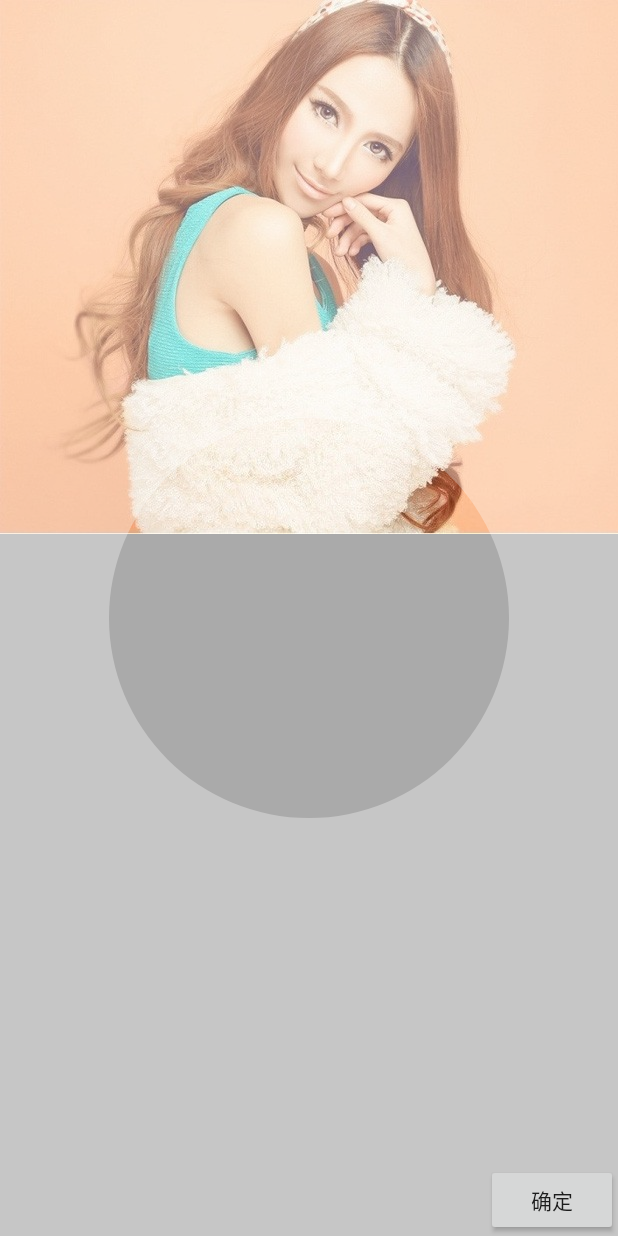
After one commit to Cheney2006/MyAndroid, an Android app: the CutPicActivity screen opened directly, with no data from a screen before it, on a phone screen of 412 x 824 dp. The commit adds this screen. Run offline under Robolectric (Android 15) with nearby library versions, the phone set to English and light mode, and no system bars.

```diff
--- a/app/src/main/AndroidManifest.xml
+++ b/app/src/main/AndroidManifest.xml
@@ -72,6 +72,8 @@
         <activity android:name=".activity.MyPinnedHeaderListViewActivity" />
         <activity android:name=".activity.CustomViewActivity" />
         <activity android:name=".activity.CircleViewActivity" />
+        <activity android:name=".activity.MyImageCutActivity" />
+        <activity android:name=".activity.CutPicActivity" />
 
         <service
             android:name="com.baidu.location.f"
--- /dev/null
+++ b/app/src/main/java/com/keertech/myandroid/activity/CutPicActivity.java
@@ -0,0 +1,38 @@
+package com.keertech.myandroid.activity;
+
+
+import android.app.Activity;
+import android.graphics.Bitmap;
+import android.os.Bundle;
+import android.view.View;
+import android.view.View.OnClickListener;
+
+import com.keertech.myandroid.R;
+import com.keertech.myandroid.view.ImageCut;
+import com.yftools.ViewUtil;
+import com.yftools.view.annotation.ViewInject;
+import com.yftools.view.annotation.event.OnClick;
+
+public class CutPicActivity extends Activity implements OnClickListener {
+
+    @ViewInject(R.id.cut_pic_view)
+	private ImageCut imageCut;
+	public static Bitmap bitmap;
+
+	@Override
+	protected void onCreate(Bundle savedInstanceState) {
+		super.onCreate(savedInstanceState);
+		setContentView(R.layout.activity_cut_pic);
+        ViewUtil.inject(this);
+	}
+
+
+
+	@OnClick(R.id.btn_done)
+	public void onClick(View v) {
+        bitmap = imageCut.onClip();
+        setResult(0);
+        finish();
+	}
+
+}
--- a/app/src/main/java/com/keertech/myandroid/activity/MyActivity.java
+++ b/app/src/main/java/com/keertech/myandroid/activity/MyActivity.java
@@ -38,6 +38,8 @@ public class MyActivity extends AbstractBarActivity {
         //TODO android-pulltorefresh   https://github.com/Trinea/android-open-project，上面ViewPage,下面ListView
         //TODO View绘制
         //TODO PinnedHeaderListView
+        //TODO 圆形裁剪
+        //TODO 上滑引导动画
         myMenuItemList = new ArrayList<MyMenuItem>();
         myMenuItemList.add(new MyMenuItem("校验控件", LoginActivity.class));
         myMenuItemList.add(new MyMenuItem("进度ActionBar", MyProgressBarActivity.class));
@@ -55,6 +57,7 @@ public class MyActivity extends AbstractBarActivity {
         myMenuItemList.add(new MyMenuItem("PinnedHeaderListView使用", MyPinnedHeaderListViewActivity.class));
         myMenuItemList.add(new MyMenuItem("VIEW绘制", CustomViewActivity.class));
         myMenuItemList.add(new MyMenuItem("圆角头像", CircleViewActivity.class));
+        myMenuItemList.add(new MyMenuItem("圆形头像裁剪", MyImageCutActivity.class));
         listView.setAdapter(new MenuAdapter(mContext, myMenuItemList));
 
     }
--- a/app/src/main/java/com/keertech/myandroid/adapter/CitySectionedAdapter.java
+++ b/app/src/main/java/com/keertech/myandroid/adapter/CitySectionedAdapter.java
@@ -30,13 +30,11 @@ public class CitySectionedAdapter extends SectionedBaseAdapter {
 
     @Override
     public Object getItem(int section, int position) {
-        // TODO Auto-generated method stub
-        return null;
+        return itemList != itemList.get(section).get(position) ? sectionList.size() : null;
     }
 
     @Override
     public long getItemId(int section, int position) {
-        // TODO Auto-generated method stub
         return 0;
     }
 
@@ -61,6 +59,7 @@ public class CitySectionedAdapter extends SectionedBaseAdapter {
         } else {
             viewHolder = (ViewHolder) convertView.getTag();
         }
+        viewHolder.title_tv.setText(itemList.get(section).get(position).name);
         return convertView;
     }
 
@@ -75,6 +74,7 @@ public class CitySectionedAdapter extends SectionedBaseAdapter {
         } else {
             viewHolder = (ViewHolder) convertView.getTag();
         }
+        viewHolder.title_tv.setText(sectionList.get(section).getString("FIRST_LETTER"));
         return convertView;
     }
 
--- a/app/src/main/java/com/keertech/myandroid/application/BaseApplication.java
+++ b/app/src/main/java/com/keertech/myandroid/application/BaseApplication.java
@@ -47,7 +47,7 @@ public abstract class BaseApplication extends Application {
         context = getApplicationContext();
         LogUtil.customTagPrefix = LOG_PREFIX;
         if (isLogOutFile) {
-            PrintToFileLogger.setLogFileName(StorageUtil.getDiskCacheDir(context, "log") + File.separator + LOG_PREFIX);
+            PrintToFileLogger.setLogFilePath(StorageUtil.getDiskCacheDir(context, "log") + File.separator + LOG_PREFIX);
             LogUtil.addLogger(new PrintToFileLogger());
         }
         LogUtil.setLogLevel(LogUtil.DEBUG);
--- /dev/null
+++ b/app/src/main/java/com/keertech/myandroid/view/ImageCut.java
@@ -0,0 +1,97 @@
+package com.keertech.myandroid.view;
+
+import android.annotation.SuppressLint;
+import android.content.Context;
+import android.graphics.Bitmap;
+import android.graphics.Bitmap.Config;
+import android.graphics.Canvas;
+import android.graphics.Color;
+import android.graphics.Paint;
+import android.graphics.PorterDuff;
+import android.graphics.PorterDuffXfermode;
+import android.graphics.Rect;
+import android.graphics.RectF;
+import android.graphics.Xfermode;
+import android.util.AttributeSet;
+import android.view.MotionEvent;
+
+import com.keertech.myandroid.R;
+
+public class ImageCut extends MyImageView {
+
+    private Paint paint_rect = new Paint();
+    private final int mRadius = 200;
+    private Xfermode cur_xfermode;
+    private Rect r;
+    private RectF rf;
+    private boolean isToCutImage = false;
+
+    public ImageCut(Context context, AttributeSet attrs) {
+        super(context, attrs);
+        // paint.setColor(Color.BLUE);
+        paint_rect.setColor(getResources().getColor(R.color.color_cut_bg));
+        paint_rect.setAntiAlias(true);
+        cur_xfermode = new PorterDuffXfermode(PorterDuff.Mode.DST_OUT);
+    }
+
+    @SuppressLint("ClickableViewAccessibility")
+    @Override
+    public boolean onTouchEvent(MotionEvent event) {
+
+        return super.onTouchEvent(event);
+    }
+
+    @SuppressLint("DrawAllocation")
+    @Override
+    protected void onDraw(Canvas canvas) {
+        super.onDraw(canvas);
+
+        if (isToCutImage)
+            return;
+
+        if (rf == null || rf.isEmpty()) {
+            r = new Rect(0, 0, getWidth(), getHeight());
+            rf = new RectF(r);
+        }
+        // 在imageview上面画入背景和 圆形
+        int sc = canvas.saveLayer(rf, null, Canvas.MATRIX_SAVE_FLAG
+                | Canvas.CLIP_SAVE_FLAG | Canvas.HAS_ALPHA_LAYER_SAVE_FLAG
+                | Canvas.FULL_COLOR_LAYER_SAVE_FLAG
+                | Canvas.CLIP_TO_LAYER_SAVE_FLAG | Canvas.ALL_SAVE_FLAG);
+        paint_rect.setColor(getResources().getColor(R.color.color_cut_bg));
+        canvas.drawRect(r, paint_rect);
+        paint_rect.setXfermode(cur_xfermode);
+        paint_rect.setColor(Color.WHITE);
+        canvas.drawCircle(getWidth() / 2, getHeight() / 2, mRadius, paint_rect);
+        canvas.restoreToCount(sc);
+        paint_rect.setXfermode(null);
+    }
+
+    public Bitmap onClip() {
+        // 获取imageview的bitmap
+        // 为了不带半透明的背景，从新刷新下imageview 好获干净的位图 然后截取
+        Paint paint = new Paint();
+        isToCutImage = true;
+        invalidate();
+        setDrawingCacheEnabled(true);
+        Bitmap bitmap = getDrawingCache().copy(getDrawingCache().getConfig(),
+                false);
+        setDrawingCacheEnabled(false);
+        // 创建你要截取的位图 这个代码大家估计都非常熟悉
+        Bitmap bitmap2 = Bitmap.createBitmap(2 * mRadius, 2 * mRadius,
+                Config.ARGB_8888);
+        Canvas canvas = new Canvas(bitmap2);
+
+        // 其实qq窃取的照片是方形的 不是圆形的 如果你要圆形的 ，可以再代码中加入
+//		canvas.drawRoundRect(new RectF(0, 0, 2 * mRadius, 2 * mRadius),
+//				mRadius, mRadius, paint);
+//		paint.setXfermode(new PorterDuffXfermode(Mode.SRC_IN));
+        RectF dst = new RectF(-bitmap.getWidth() / 2 + mRadius, -getHeight()
+                / 2 + mRadius, bitmap.getWidth() - bitmap.getWidth() / 2
+                + mRadius, getHeight() - getHeight() / 2 + mRadius);
+        canvas.drawBitmap(bitmap, null, dst, paint);
+        isToCutImage = false;
+        return bitmap2;
+    }
+
+}
--- /dev/null
+++ b/app/src/main/java/com/keertech/myandroid/view/MyImageView.java
@@ -0,0 +1,190 @@
+package com.keertech.myandroid.view;
+
+import android.annotation.SuppressLint;
+import android.content.Context;
+import android.graphics.Bitmap;
+import android.graphics.Matrix;
+import android.graphics.PointF;
+import android.graphics.RectF;
+import android.graphics.drawable.BitmapDrawable;
+import android.util.AttributeSet;
+import android.util.FloatMath;
+import android.view.MotionEvent;
+import android.view.View;
+import android.widget.ImageView;
+/**
+ * 次ImageView来自网络 很多这样的
+ * @author Admin
+ *
+ */
+public class MyImageView extends ImageView{
+    Matrix matrix = new Matrix();
+    Matrix savedMatrix = new Matrix();
+    /**位图对象*/
+    private Bitmap bitmap = null;
+    /** 屏幕的分辨率*/
+    //private DisplayMetrics dm;
+
+    /** 最小缩放比例*/
+    float minScaleR = 1.0f;
+
+    /** 最大缩放比例*/
+    static final float MAX_SCALE = 15f;
+
+    /** 初始状态*/
+    static final int NONE = 0;
+    /** 拖动*/
+    static final int DRAG = 1;
+    /** 缩放*/
+    static final int ZOOM = 2;
+
+    /** 当前模式*/
+    int mode = NONE;
+
+    /** 存储float类型的x，y值，就是你点下的坐标的X和Y*/
+    PointF prev = new PointF();
+    PointF mid = new PointF();
+    float dist = 1f;
+
+    public MyImageView(Context context) {
+        super(context);
+        setupView();
+    }
+
+    public MyImageView(Context context, AttributeSet attrs) {
+        super(context, attrs);
+        setupView();
+    }
+
+
+    @SuppressLint("ClickableViewAccessibility")
+    public void setupView(){
+        //获取屏幕分辨率,需要根据分辨率来使用图片居中
+        //dm = context.getResources().getDisplayMetrics();
+
+        //根据MyImageView来获取bitmap对象
+        BitmapDrawable bd = (BitmapDrawable)this.getDrawable();
+        if(bd != null){
+            bitmap = bd.getBitmap();
+        }
+
+        //设置ScaleType为ScaleType.MATRIX，这一步很重要
+        this.setScaleType(ScaleType.MATRIX);
+        this.setImageBitmap(bitmap);
+
+        //bitmap为空就不调用center函数
+        if(bitmap != null){
+            center(true, true);
+        }
+        this.setImageMatrix(matrix);
+        this.setOnTouchListener(new OnTouchListener() {
+            @Override
+            public boolean onTouch(View v, MotionEvent event) {
+                switch (event.getAction() & MotionEvent.ACTION_MASK) {
+                    // 主点按下
+                    case MotionEvent.ACTION_DOWN:
+                        savedMatrix.set(matrix);
+                        prev.set(event.getX(), event.getY());
+                        mode = DRAG;
+                        break;
+                    // 副点按下
+                    case MotionEvent.ACTION_POINTER_DOWN:
+                        dist = spacing(event);
+                        // 如果连续两点距离大于10，则判定为多点模式
+                        if (spacing(event) > 10f) {
+                            savedMatrix.set(matrix);
+                            midPoint(mid, event);
+                            mode = ZOOM;
+                        }
+                        break;
+                    case MotionEvent.ACTION_UP:{
+                        break;
+                    }
+                    case MotionEvent.ACTION_POINTER_UP:
+                        mode = NONE;
+                        //savedMatrix.set(matrix);
+                        break;
+                    case MotionEvent.ACTION_MOVE:
+                        if (mode == DRAG) {
+                            matrix.set(savedMatrix);
+                            matrix.postTranslate(event.getX() - prev.x, event.getY()
+                                    - prev.y);
+                        } else if (mode == ZOOM) {
+                            float newDist = spacing(event);
+                            if (newDist > 10f) {
+                                matrix.set(savedMatrix);
+                                float tScale = newDist / dist;
+                                matrix.postScale(tScale, tScale, mid.x, mid.y);
+                            }
+                        }
+                        break;
+                }
+                MyImageView.this.setImageMatrix(matrix);
+//			        CheckView();
+                invalidate();
+                return true;
+            }
+        });
+    }
+
+
+    /**
+     * 横向、纵向居中
+     */
+    protected void center(boolean horizontal, boolean vertical) {
+        Matrix m = new Matrix();
+        m.set(matrix);
+        RectF rect = new RectF(0, 0, bitmap.getWidth(), bitmap.getHeight());
+        m.mapRect(rect);
+
+        float height = rect.height();
+        float width = rect.width();
+
+        float deltaX = 0, deltaY = 0;
+
+        if (vertical) {
+            // 图片小于屏幕大小，则居中显示。大于屏幕，上方留空则往上移，下方留空则往下移
+            int screenHeight = getHeight();
+            if (height < screenHeight) {
+                deltaY = (screenHeight - height) / 2 - rect.top;
+            } else if (rect.top > 0) {
+                deltaY = -rect.top;
+            } else if (rect.bottom < screenHeight) {
+                deltaY = this.getHeight() - rect.bottom;
+            }
+        }
+
+        if (horizontal) {
+            int screenWidth = getWidth();
+            if (width < screenWidth) {
+                deltaX = (screenWidth - width) / 2 - rect.left;
+            } else if (rect.left > 0) {
+                deltaX = -rect.left;
+            } else if (rect.right < screenWidth) {
+                deltaX = screenWidth - rect.right;
+            }
+        }
+        matrix.postTranslate(deltaX, deltaY);
+    }
+
+
+
+
+    /**
+     * 两点的距离
+     */
+    private float spacing(MotionEvent event) {
+        float x = event.getX(0) - event.getX(1);
+        float y = event.getY(0) - event.getY(1);
+        return FloatMath.sqrt(x * x + y * y);
+    }
+
+    /**
+     * 两点的中点
+     */
+    private void midPoint(PointF point, MotionEvent event) {
+        float x = event.getX(0) + event.getX(1);
+        float y = event.getY(0) + event.getY(1);
+        point.set(x / 2, y / 2);
+    }
+}
--- /dev/null
+++ b/app/src/main/res/layout/activity_cut_pic.xml
@@ -0,0 +1,22 @@
+<RelativeLayout xmlns:android="http://schemas.android.com/apk/res/android"
+    xmlns:tools="http://schemas.android.com/tools"
+    android:layout_width="match_parent"
+    android:layout_height="match_parent"
+    tools:context=".CutPicActivity" >
+
+    <com.keertech.myandroid.view.ImageCut
+        android:id="@+id/cut_pic_view"
+        android:layout_width="match_parent"
+        android:layout_height="match_parent"
+        android:background="@android:color/darker_gray"
+        android:src="@drawable/circle_photo" />
+
+    <Button
+        android:id="@+id/btn_done"
+        android:layout_width="wrap_content"
+        android:layout_height="wrap_content"
+        android:layout_alignParentBottom="true"
+        android:layout_alignParentRight="true"
+        android:text="确定" />
+
+</RelativeLayout>
--- a/app/src/main/res/values/colors.xml
+++ b/app/src/main/res/values/colors.xml
@@ -11,4 +11,6 @@
     <color name="color_line">#D6D6D6</color>
     <color name="color_no_done">#C23535</color>
     <color name="color_blue">#5FB2F0</color>
+    <color name="color_letter_bg">#F0F0F0</color>
+    <color name="color_cut_bg">#55FFFFFF</color>
 </resources>
--- a/common/src/main/java/com/keertech/common/view/pinnedHeaderListView/PinnedHeaderListView.java
+++ b/common/src/main/java/com/keertech/common/view/pinnedHeaderListView/PinnedHeaderListView.java
@@ -197,4 +197,8 @@ public class PinnedHeaderListView extends ListView implements OnScrollListener {
         public abstract void onSectionClick(AdapterView<?> adapterView, View view, int section, long id);
 
     }
+
+    public int getCurrentSection() {
+        return mCurrentSection;
+    }
 }
```
Also changed, not shown: app/src/main/java/com/keertech/myandroid/activity/LoginActivity.java (+96 -119 lines), app/src/main/java/com/keertech/myandroid/activity/MyImageCutActivity.java (added, +47 -0 lines), app/src/main/java/com/keertech/myandroid/activity/MyPinnedHeaderListViewActivity.java (+30 -9 lines), app/src/main/java/com/keertech/myandroid/view/MySideBar.java (+7 -4 lines), app/src/main/res/layout/activity_my_image_cut.xml (added, +20 -0 lines), app/src/main/res/layout/item_item_view.xml (+7 -4 lines), app/src/main/res/layout/item_section_view.xml (+9 -9 lines), common/src/main/java/com/keertech/common/view/pinnedHeaderListView/SectionedBaseAdapter.java (+13 -0 lines), app/libs/yftools.jar.
